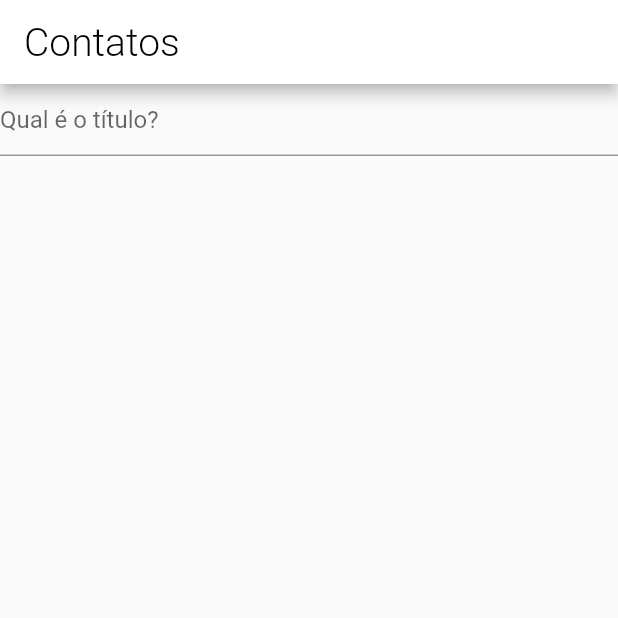
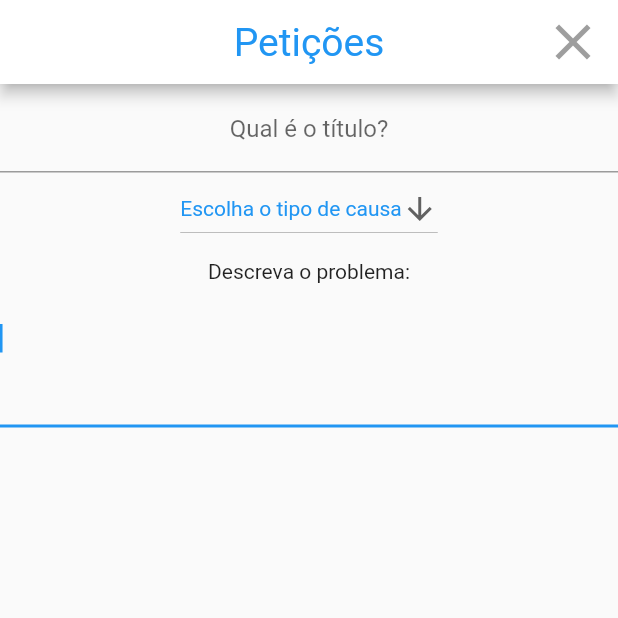
Before and after one commit to enzodanjour/ei-advogado, a Flutter app: the PeticaoScreen screen opened by its route, on a phone screen of 412 x 824 dp, the top half of it. Run offline on Flutter 3.47's test engine with Material 2 defaults, Android fonts, the phone set to English and light mode, and no system bars; our stand-ins replace cloud_firestore, email_validator, firebase_auth, modal_progress_hud; accounts and stored records are empty.

```diff
--- a/lib/screens/peticao_screen.dart
+++ b/lib/screens/peticao_screen.dart
@@ -8,16 +8,33 @@ class PeticaoScreen extends StatefulWidget {
 }
 
 class _PeticaoScreenState extends State<PeticaoScreen> {
+  String dropdownValue = 'Escolha o tipo de causa';
   @override
   Widget build(BuildContext context) {
     return Scaffold(
       appBar: AppBar(
+        actions: <Widget>[
+          Padding(
+            padding: const EdgeInsets.only(
+              right: 10,
+            ),
+            child: IconButton(
+              icon: Icon(
+                Icons.clear,
+                color: Colors.grey,
+                size: 40,
+              ),
+              onPressed: null,
+            ),
+          )
+        ],
+        centerTitle: true,
         title: Text(
-          'Contatos',
+          'Petições',
           style: TextStyle(
-            color: Colors.black,
-            fontWeight: FontWeight.w300,
-            fontSize: 26
+            color: Colors.blue,
+            fontWeight: FontWeight.w400,
+            fontSize: 26,
           ),
         ),
         backgroundColor: Colors.white,
@@ -26,10 +43,13 @@ class _PeticaoScreenState extends State<PeticaoScreen> {
       body: Column(
         mainAxisSize: MainAxisSize.max,
         children: [
-          Center(
-            child: TextFormField(
+          TextFormField(
+            textAlign: TextAlign.center,
             decoration: const InputDecoration(
-                hintText: 'Qual é o título?'
+              hintText: 'Qual é o título?',
+              contentPadding: const EdgeInsets.symmetric(
+                vertical: 20,
+              ),
             ),
             validator: (value) {
               if (value.isEmpty) {
@@ -38,7 +58,41 @@ class _PeticaoScreenState extends State<PeticaoScreen> {
               return null;
             },
           ),
-          )
+          DropdownButton<String>(
+            value: dropdownValue,
+            icon: Icon(Icons.arrow_downward),
+            iconSize: 24,
+            elevation: 16,
+            style: TextStyle(color: Colors.blue),
+            onChanged: (String newValue) {
+              setState(() {
+                dropdownValue = newValue;
+              });
+            },
+            items: <String>['Escolha o tipo de causa', 'Two', 'Free', 'Four']
+                .map<DropdownMenuItem<String>>((String value) {
+              return DropdownMenuItem<String>(
+                value: value,
+                child: Text(value),
+              );
+            }).toList(),
+          ),
+          Padding(
+            padding: const EdgeInsets.only(
+              top: 10,
+              bottom: 15,
+            ),
+            child: Text(
+              'Descreva o problema:',
+            ),
+          ),
+          TextField(
+            keyboardType: TextInputType.multiline,
+            autocorrect: true,
+            autofocus: true,
+            minLines: 3,
+            maxLines: null,
+          ),
         ],
       ),
     );
```
Also changed, not shown: 8 other files. Lines whose indentation alone changed are shown as unchanged.
